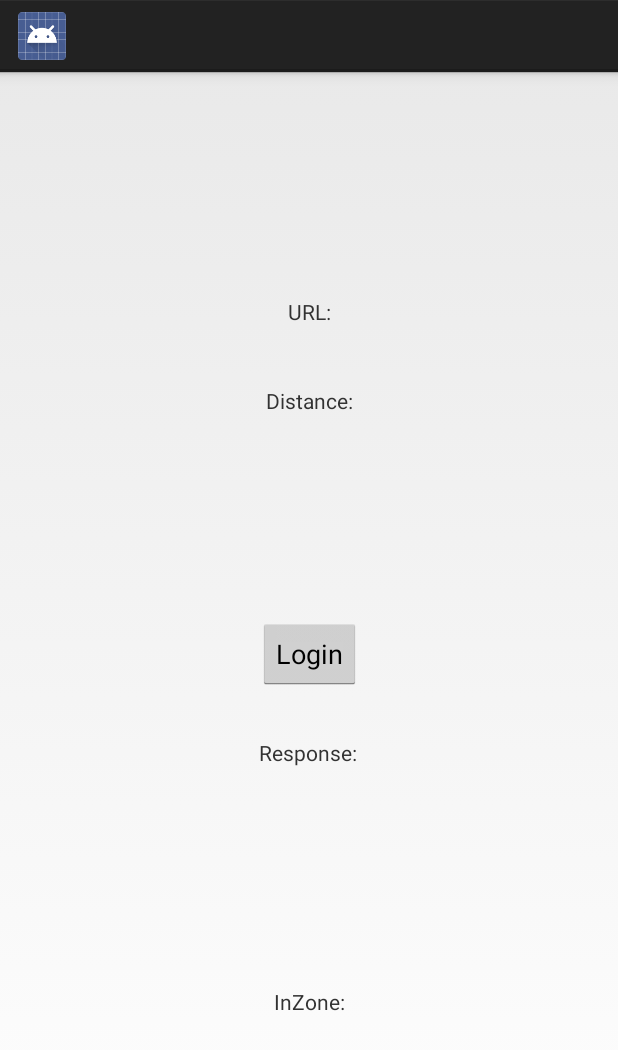
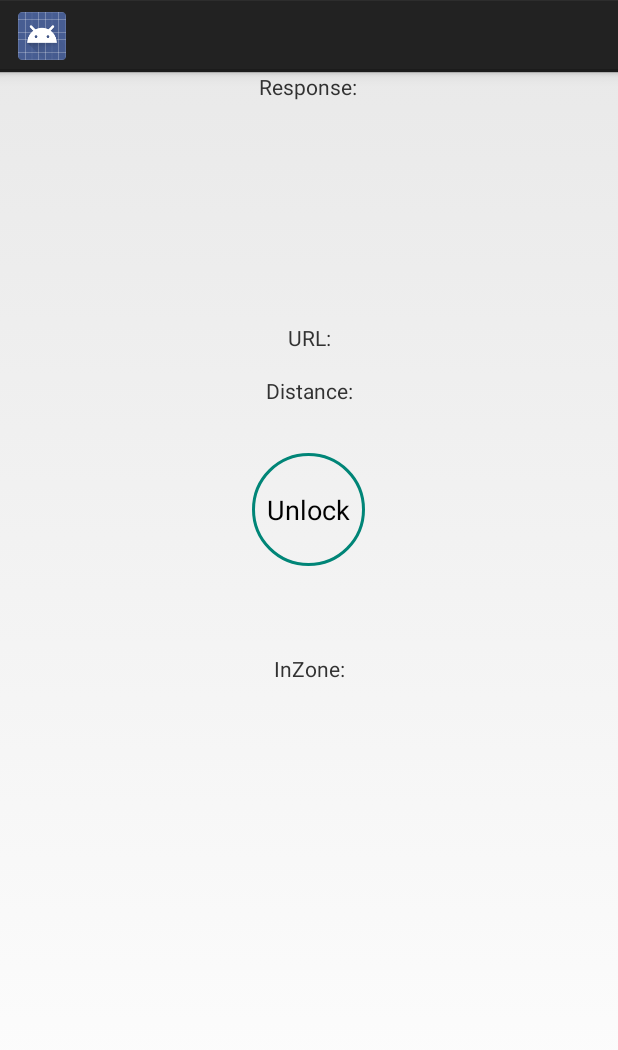
Before and after one commit to Adsanvar/CSI4999, an Android app: the layout activity_main.xml on its own in the app's theme, with its tools: preview values and no code run, on a phone screen of 412 x 824 dp. Shown: the top 1050 px of the screen. Run offline under Robolectric (Android 15) with nearby library versions, the phone set to English and light mode, and no system bars; network calls fail.

Commit message:
login success

```diff
--- a/SmartLockApp/app/src/main/AndroidManifest.xml
+++ b/SmartLockApp/app/src/main/AndroidManifest.xml
@@ -33,7 +33,7 @@
             </intent-filter>
         </activity>
 
-        <activity android:name=".MainActivity"/>
+        <activity android:name=".MainActivity" android:theme="@style/Theme.AppCompat.NoActionBar" android:configChanges="orientation" android:screenOrientation="portrait"/>
     </application>
 
 </manifest>
--- a/SmartLockApp/app/src/main/java/com/adrian/sandoval/smartlockapp/MainActivity.java
+++ b/SmartLockApp/app/src/main/java/com/adrian/sandoval/smartlockapp/MainActivity.java
@@ -96,7 +96,7 @@ public class MainActivity extends AppCompatActivity implements BeaconConsumer, R
         }
 
 
-        mbutton = this.findViewById(R.id.login_btn);
+        mbutton = this.findViewById(R.id.btnUnlock);
         dis = this.findViewById(R.id.distance_id);
         mUrl = this.findViewById(R.id.url_id);
         mresponse = this.findViewById(R.id.response_id);
--- a/SmartLockApp/app/src/main/res/layout/activity_main.xml
+++ b/SmartLockApp/app/src/main/res/layout/activity_main.xml
@@ -7,44 +7,45 @@
     tools:context=".MainActivity">
 
     <Button
-        android:id="@+id/login_btn"
+        android:id="@+id/btnUnlock"
         android:layout_width="wrap_content"
         android:layout_height="wrap_content"
         android:layout_marginStart="8dp"
         android:layout_marginTop="8dp"
         android:layout_marginEnd="8dp"
         android:layout_marginBottom="8dp"
-        android:text="Login"
+        android:background="@drawable/login_button"
+        android:text="Unlock"
         app:layout_constraintBottom_toBottomOf="parent"
         app:layout_constraintEnd_toEndOf="parent"
+        app:layout_constraintHorizontal_bias="0.498"
         app:layout_constraintStart_toStartOf="parent"
-        app:layout_constraintTop_toTopOf="parent" />
+        app:layout_constraintTop_toTopOf="parent"
+        app:layout_constraintVertical_bias="0.359" />
 
     <TextView
         android:id="@+id/url_id"
         android:layout_width="wrap_content"
         android:layout_height="wrap_content"
         android:layout_marginStart="8dp"
-        android:layout_marginTop="150dp"
         android:layout_marginEnd="8dp"
+        android:layout_marginBottom="16dp"
         android:text="URL:"
+        app:layout_constraintBottom_toTopOf="@+id/distance_id"
         app:layout_constraintEnd_toEndOf="parent"
-        app:layout_constraintStart_toStartOf="parent"
-        app:layout_constraintTop_toTopOf="parent" />
+        app:layout_constraintStart_toStartOf="parent" />
 
     <TextView
         android:id="@+id/distance_id"
         android:layout_width="wrap_content"
         android:layout_height="wrap_content"
         android:layout_marginStart="8dp"
-        android:layout_marginTop="8dp"
         android:layout_marginEnd="8dp"
-        android:layout_marginBottom="104dp"
+        android:layout_marginBottom="32dp"
         android:text="Distance:"
-        app:layout_constraintBottom_toTopOf="@+id/login_btn"
+        app:layout_constraintBottom_toTopOf="@+id/btnUnlock"
         app:layout_constraintEnd_toEndOf="parent"
-        app:layout_constraintStart_toStartOf="parent"
-        app:layout_constraintTop_toBottomOf="@+id/url_id" />
+        app:layout_constraintStart_toStartOf="parent" />
 
     <TextView
         android:id="@+id/response_id"
```
Also changed, not shown: SmartLockApp/app/src/main/java/com/adrian/sandoval/smartlockapp/Home.java (+43 -106 lines), SmartLockApp/app/src/main/res/layout/activity_home.xml (+1 -13 lines).
